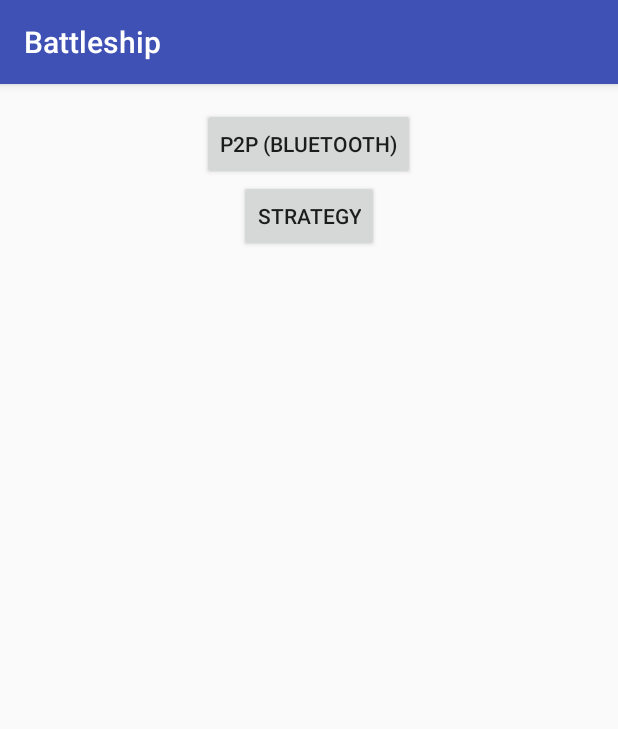
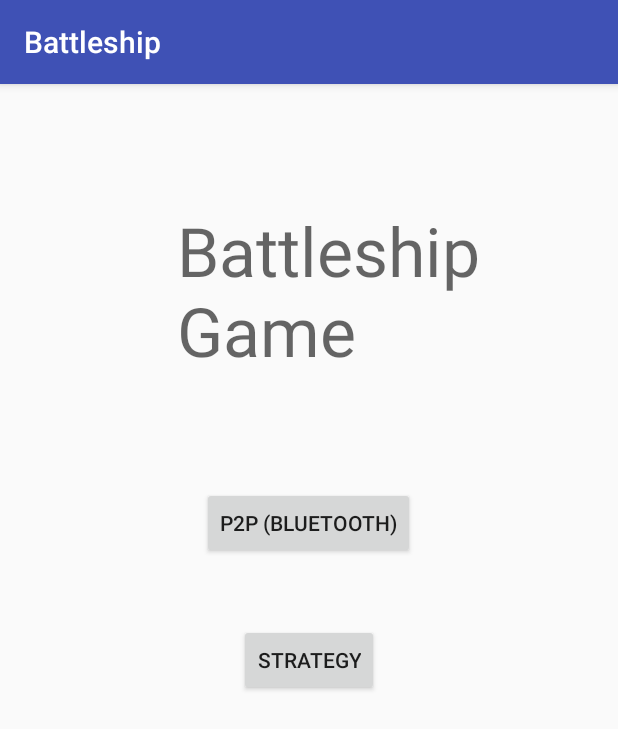
Before and after one commit to rioszeke/Battleship, an Android app: the screen it shows after launch (MainActivity), on a phone screen of 412 x 824 dp. Shown: the top 729 px of the screen. Run offline under Robolectric (Android 15) with nearby library versions, the phone set to English and light mode, and no system bars.

Commit message:
commiting layout file changes

```diff
--- a/BattleshipBase/app/src/main/java/edu/utep/cs/cs4330/battleship/gameActivityBT.java
+++ b/BattleshipBase/app/src/main/java/edu/utep/cs/cs4330/battleship/gameActivityBT.java
@@ -78,6 +78,7 @@ public class gameActivityBT extends AppCompatActivity {
     private RetainedFragment mRetainedFragment;
     private BluetoothAdapter bt;
     private BluetoothSocket socket;
+    private boolean connectWithPlayer = false;
     @Override
     protected void onCreate(Bundle savedInstanceState) {
         super.onCreate(savedInstanceState);
--- a/BattleshipBase/app/src/main/res/layout/activity_main.xml
+++ b/BattleshipBase/app/src/main/res/layout/activity_main.xml
@@ -12,11 +12,20 @@
     tools:context="edu.utep.cs.cs4330.battleship.MainActivity">
 
 
+
+        <RelativeLayout
+            android:layout_width="match_parent"
+            android:layout_height="match_parent"
+            android:orientation="vertical">
+
             <Button
                 android:id="@+id/p2pBtn"
                 android:layout_width="wrap_content"
                 android:layout_height="wrap_content"
+                android:layout_above="@+id/stratBtn"
+                android:layout_centerHorizontal="true"
                 android:layout_gravity="center"
+                android:layout_marginBottom="43dp"
                 android:onClick="p2pClicked"
                 android:text="P2P (Bluetooth)" />
 
@@ -24,7 +33,32 @@
                 android:id="@+id/stratBtn"
                 android:layout_width="wrap_content"
                 android:layout_height="wrap_content"
+                android:layout_centerHorizontal="true"
+                android:layout_centerVertical="true"
                 android:layout_gravity="center"
                 android:onClick="strategyClicked"
                 android:text="Strategy" />
+
+            <RelativeLayout
+                android:layout_width="match_parent"
+                android:layout_height="match_parent"
+                android:layout_above="@+id/p2pBtn"
+                android:layout_centerHorizontal="true"
+                android:layout_marginBottom="9dp"
+                android:orientation="horizontal">
+
+                <TextView
+                    android:id="@+id/textView4"
+                    android:layout_width="wrap_content"
+                    android:layout_height="wrap_content"
+                    android:layout_alignParentEnd="true"
+                    android:layout_alignParentRight="true"
+                    android:layout_centerVertical="true"
+                    android:layout_marginEnd="76dp"
+                    android:layout_marginRight="76dp"
+                    android:text="Battleship\nGame"
+                    android:textAppearance="@style/TextAppearance.AppCompat.Display2" />
+            </RelativeLayout>
+
+        </RelativeLayout>
 </LinearLayout>
--- a/BattleshipBase/app/src/main/res/layout/fragment_bluetooth_set_up.xml
+++ b/BattleshipBase/app/src/main/res/layout/fragment_bluetooth_set_up.xml
@@ -40,13 +40,12 @@
         android:text="Settings"
         />
 
-    <ListView
-        android:id="@+id/pair_List_View"
-        android:layout_width="match_parent"
-        android:layout_height="0dip"
-        android:layout_weight="0.97"
-        android:layout_marginTop="10dp"
-        />
+        <ListView
+            android:id="@+id/pair_List_View"
+            android:layout_width="match_parent"
+            android:layout_height="0dip"
+            android:layout_marginTop="10dp"
+            android:layout_weight="0.97" />
         <!--android:entries="@array/pairs"-->
     </LinearLayout>
 
--- a/BattleshipBase/build.gradle
+++ b/BattleshipBase/build.gradle
@@ -5,7 +5,7 @@ buildscript {
         jcenter()
     }
     dependencies {
-        classpath 'com.android.tools.build:gradle:2.3.0'
+        classpath 'com.android.tools.build:gradle:2.3.1'
 
         // NOTE: Do not place your application dependencies here; they belong
         // in the individual module build.gradle files
```
Lines whose indentation alone changed are shown as unchanged.
